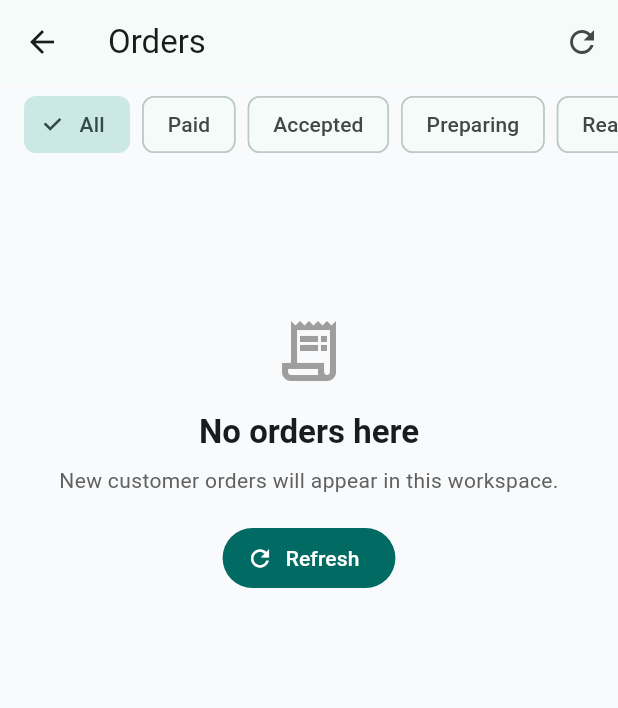
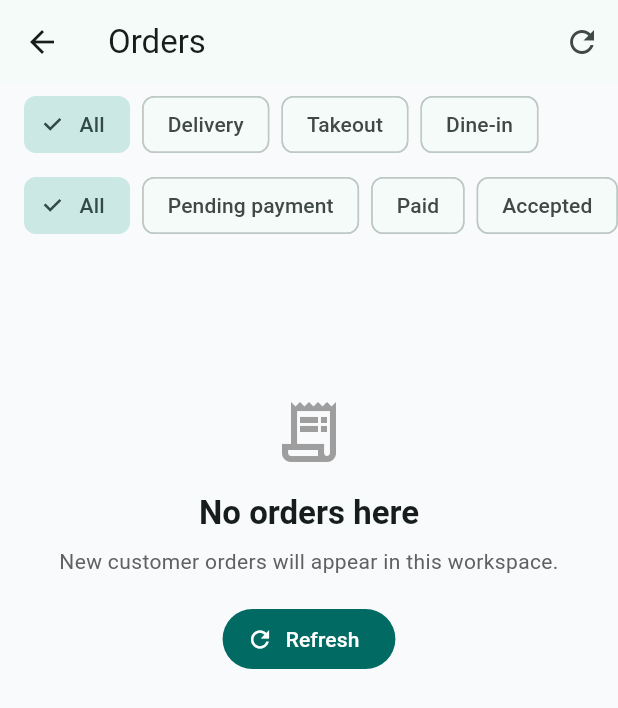
Before and after one commit to veinyyxy/speedfest_merchant, a Flutter app: the MerchantOrdersPage screen opened directly, on a phone screen of 412 x 824 dp. Shown: the top 708 px of the screen. Run offline on Flutter 3.47's test engine with Material 3 defaults, Android fonts, the phone set to English and light mode, and no system bars; accounts and stored records are empty.

Commit message:
修改了order分类的问题

```diff
--- a/lib/Models/merchant_order.dart
+++ b/lib/Models/merchant_order.dart
@@ -40,9 +40,26 @@ class MerchantOrder {
   final MerchantOrderPricing pricing;
 
   String get displayId => id.isEmpty ? 'Order' : 'Order #${_shortId(id)}';
-  bool get isDelivery => fulfillmentType.toLowerCase() == 'delivery';
+  String get normalizedStatus => status.trim().toLowerCase();
+  String get normalizedPaymentStatus => paymentStatus.trim().toLowerCase();
+  String get normalizedFulfillmentType {
+    final normalized = fulfillmentType.trim().toLowerCase().replaceAll(
+      '-',
+      '_',
+    );
+    if (normalized == 'take_out') return 'takeout';
+    return normalized;
+  }
+
+  bool get isDelivery => normalizedFulfillmentType == 'delivery';
+  bool get isTakeout => normalizedFulfillmentType == 'takeout';
+  bool get isDineIn => normalizedFulfillmentType == 'dine_in';
+  bool get isPendingPayment =>
+      normalizedStatus == 'created' || normalizedPaymentStatus == 'pending';
   String get fulfillmentLabel => _humanize(fulfillmentType);
-  String get statusLabel => _humanize(status);
+  String get statusLabel =>
+      isPendingPayment ? 'Pending payment' : _humanize(status);
+  String get displayStatusLabel => statusLabel;
   String get paymentStatusLabel => _humanize(paymentStatus);
   bool get isReviewed => review != null;
   String get reviewComment => review?.comment ?? '';
--- a/lib/OrderPage/merchant_orders_page.dart
+++ b/lib/OrderPage/merchant_orders_page.dart
@@ -15,6 +15,8 @@ class MerchantOrdersPage extends StatefulWidget {
 
 class _MerchantOrdersPageState extends State<MerchantOrdersPage> {
   bool _loaded = false;
+  String _fulfillmentFilter = 'all';
+  String _statusFilter = 'all';
 
   @override
   void didChangeDependencies() {
@@ -24,7 +26,7 @@ class _MerchantOrdersPageState extends State<MerchantOrdersPage> {
     WidgetsBinding.instance.addPostFrameCallback((_) => _fetchOrders());
   }
 
-  Future<void> _fetchOrders([String? status]) async {
+  Future<void> _fetchOrders() async {
     final session = context.read<MerchantSessionProvider>();
     final token = session.token;
     if (token == null) return;
@@ -32,8 +34,31 @@ class _MerchantOrdersPageState extends State<MerchantOrdersPage> {
     await context.read<MerchantOrdersProvider>().fetchOrders(
       apiClient: session.apiClient,
       token: token,
-      status: status,
     );
+  }
+
+  List<MerchantOrder> _filteredOrders(List<MerchantOrder> orders) {
+    return orders
+        .where(
+          (order) =>
+              _matchesFulfillmentFilter(order) && _matchesStatusFilter(order),
+        )
+        .toList(growable: false);
+  }
+
+  bool _matchesFulfillmentFilter(MerchantOrder order) {
+    if (_fulfillmentFilter == 'all') return true;
+    return order.normalizedFulfillmentType == _fulfillmentFilter;
+  }
+
+  bool _matchesStatusFilter(MerchantOrder order) {
+    if (_statusFilter == 'all') return true;
+
+    if (_statusFilter == 'pending_payment') {
+      return order.isPendingPayment;
+    }
+
+    return order.normalizedStatus == _statusFilter;
   }
 
   Future<void> _updateStatus(MerchantOrder order, String status) async {
@@ -62,7 +87,7 @@ class _MerchantOrdersPageState extends State<MerchantOrdersPage> {
     );
 
     if (ok) {
-      await _fetchOrders(ordersProvider.selectedStatus);
+      await _fetchOrders();
     }
   }
 
@@ -94,6 +119,8 @@ class _MerchantOrdersPageState extends State<MerchantOrdersPage> {
   @override
   Widget build(BuildContext context) {
     final provider = context.watch<MerchantOrdersProvider>();
+    final orders = _filteredOrders(provider.orders);
+    final statusFilters = _statusFiltersForFulfillment(_fulfillmentFilter);
 
     return Scaffold(
       appBar: AppBar(
@@ -101,23 +128,36 @@ class _MerchantOrdersPageState extends State<MerchantOrdersPage> {
         actions: [
           IconButton(
             tooltip: 'Refresh',
-            onPressed: provider.isLoading
-                ? null
-                : () => _fetchOrders(provider.selectedStatus),
+            onPressed: provider.isLoading ? null : _fetchOrders,
             icon: const Icon(Icons.refresh),
           ),
         ],
       ),
       body: Column(
         children: [
+          _FulfillmentFilterBar(
+            selectedType: _fulfillmentFilter,
+            onSelected: (type) {
+              setState(() {
+                _fulfillmentFilter = type;
+                if (!_statusAllowedForFulfillment(type, _statusFilter)) {
+                  _statusFilter = 'all';
+                }
+              });
+            },
+          ),
           _StatusFilterBar(
-            selectedStatus: provider.selectedStatus,
-            onSelected: _fetchOrders,
+            filters: statusFilters,
+            selectedStatus: _statusFilter,
+            onSelected: (status) {
+              setState(() => _statusFilter = status);
+            },
           ),
           Expanded(
             child: _OrdersBody(
               provider: provider,
-              onRefresh: () => _fetchOrders(provider.selectedStatus),
+              orders: orders,
+              onRefresh: _fetchOrders,
               onOpenDetail: _showDetail,
               onUpdateStatus: _updateStatus,
             ),
@@ -128,25 +168,61 @@ class _MerchantOrdersPageState extends State<MerchantOrdersPage> {
   }
 }
 
+class _FulfillmentFilterBar extends StatelessWidget {
+  const _FulfillmentFilterBar({
+    required this.selectedType,
+    required this.onSelected,
+  });
+
+  final String selectedType;
+  final ValueChanged<String> onSelected;
+
+  static const filters = <_FulfillmentFilter>[
+    _FulfillmentFilter('all', 'All'),
+    _FulfillmentFilter('delivery', 'Delivery'),
+    _FulfillmentFilter('takeout', 'Takeout'),
+    _FulfillmentFilter('dine_in', 'Dine-in'),
+  ];
+
+  @override
+  Widget build(BuildContext context) {
+    return SizedBox(
+      height: 54,
+      child: ListView.separated(
+        padding: const EdgeInsets.symmetric(horizontal: 16, vertical: 8),
+        scrollDirection: Axis.horizontal,
+        itemCount: filters.length,
+        separatorBuilder: (_, _) => const SizedBox(width: 8),
+        itemBuilder: (context, index) {
+          final filter = filters[index];
+          return ChoiceChip(
+            label: Text(filter.label),
+            selected: selectedType == filter.type,
+            onSelected: (_) => onSelected(filter.type),
+          );
+        },
+      ),
+    );
+  }
+}
+
+class _FulfillmentFilter {
+  const _FulfillmentFilter(this.type, this.label);
+
+  final String type;
+  final String label;
+}
+
 class _StatusFilterBar extends StatelessWidget {
   const _StatusFilterBar({
+    required this.filters,
     required this.selectedStatus,
     required this.onSelected,
   });
 
-  final String? selectedStatus;
-  final ValueChanged<String?> onSelected;
-
-  static const filters = <_OrderFilter>[
-    _OrderFilter(null, 'All'),
-    _OrderFilter('paid', 'Paid'),
-    _OrderFilter('accepted', 'Accepted'),
-    _OrderFilter('preparing', 'Preparing'),
-    _OrderFilter('ready', 'Ready'),
-    _OrderFilter('on_the_way', 'On the way'),
-    _OrderFilter('completed', 'Completed'),
-    _OrderFilter('cancelled', 'Cancelled'),
-  ];
+  final List<_OrderFilter> filters;
+  final String selectedStatus;
+  final ValueChanged<String> onSelected;
 
   @override
   Widget build(BuildContext context) {
@@ -173,19 +249,21 @@ class _StatusFilterBar extends StatelessWidget {
 class _OrderFilter {
   const _OrderFilter(this.status, this.label);
 
-  final String? status;
+  final String status;
   final String label;
 }
 
 class _OrdersBody extends StatelessWidget {
   const _OrdersBody({
     required this.provider,
+    required this.orders,
     required this.onRefresh,
     required this.onOpenDetail,
     required this.onUpdateStatus,
   });
 
   final MerchantOrdersProvider provider;
+  final List<MerchantOrder> orders;
   final Future<void> Function() onRefresh;
   final ValueChanged<MerchantOrder> onOpenDetail;
   final void Function(MerchantOrder order, String status) onUpdateStatus;
@@ -214,14 +292,23 @@ class _OrdersBody extends StatelessWidget {
       );
     }
 
+    if (orders.isEmpty) {
+      return _StateMessage(
+        icon: Icons.filter_list_off_outlined,
+        title: 'No matching orders',
+        message: 'Try another order type or status filter.',
+        onPressed: onRefresh,
+      );
+    }
+
     return RefreshIndicator(
       onRefresh: onRefresh,
       child: ListView.builder(
         physics: const AlwaysScrollableScrollPhysics(),
         padding: const EdgeInsets.fromLTRB(16, 8, 16, 24),
-        itemCount: provider.orders.length,
+        itemCount: orders.length,
         itemBuilder: (context, index) {
-          final order = provider.orders[index];
+          final order = orders[index];
           return _OrderCard(
             order: order,
             isUpdating: provider.isUpdating,
@@ -280,7 +367,7 @@ class _OrderCard extends StatelessWidget {
                   ),
                 ),
                 const SizedBox(width: 12),
-                _StatusChip(status: order.status),
+                _StatusChip(order: order),
               ],
             ),
             const SizedBox(height: 14),
@@ -305,7 +392,7 @@ class _OrderCard extends StatelessWidget {
                 if (order.paymentStatusLabel.isNotEmpty)
                   _InfoPill(
                     icon: Icons.credit_card_outlined,
-                    label: order.paymentStatusLabel,
+                    label: 'Payment: ${order.paymentStatusLabel}',
                   ),
               ],
             ),
@@ -379,13 +466,16 @@ class _InfoPill extends StatelessWidget {
 }
 
 class _StatusChip extends StatelessWidget {
-  const _StatusChip({required this.status});
+  const _StatusChip({required this.order});
 
-  final String status;
+  final MerchantOrder order;
 
   @override
   Widget build(BuildContext context) {
-    final color = _statusColor(status, Theme.of(context).colorScheme.primary);
+    final color = _statusColor(
+      order.isPendingPayment ? 'pending_payment' : order.status,
+      Theme.of(context).colorScheme.primary,
+    );
     return Container(
       padding: const EdgeInsets.symmetric(horizontal: 10, vertical: 6),
       decoration: BoxDecoration(
@@ -393,7 +483,7 @@ class _StatusChip extends StatelessWidget {
         borderRadius: BorderRadius.circular(999),
       ),
       child: Text(
-        _humanize(status),
+        order.displayStatusLabel,
         style: TextStyle(
           color: color,
           fontWeight: FontWeight.bold,
@@ -494,6 +584,10 @@ List<_OrderAction> _destructiveActionsFor(MerchantOrder order) {
 
 Color _statusColor(String status, Color fallback) {
   switch (status) {
+    case 'created':
+    case 'pending':
+    case 'pending_payment':
+      return Colors.orange.shade800;
     case 'cancelled':
     case 'refunded':
       return Colors.red.shade700;
@@ -508,6 +602,59 @@ Color _statusColor(String status, Color fallback) {
   }
 }
 
+const _allStatusFilters = <_OrderFilter>[
+  _OrderFilter('all', 'All'),
+  _OrderFilter('pending_payment', 'Pending payment'),
+  _OrderFilter('paid', 'Paid'),
+  _OrderFilter('accepted', 'Accepted'),
+  _OrderFilter('preparing', 'Preparing'),
+  _OrderFilter('ready', 'Ready'),
+  _OrderFilter('on_the_way', 'On the way'),
+  _OrderFilter('delivered', 'Delivered'),
+  _OrderFilter('completed', 'Completed'),
+  _OrderFilter('cancelled', 'Cancelled'),
+  _OrderFilter('refunded', 'Refunded'),
+];
+
+const _deliveryStatusFilters = <_OrderFilter>[
+  _OrderFilter('all', 'All'),
+  _OrderFilter('pending_payment', 'Pending payment'),
+  _OrderFilter('paid', 'Paid'),
+  _OrderFilter('accepted', 'Accepted'),
+  _OrderFilter('preparing', 'Preparing'),
+  _OrderFilter('ready', 'Ready'),
+  _OrderFilter('on_the_way', 'On the way'),
+  _OrderFilter('delivered', 'Delivered'),
+  _OrderFilter('cancelled', 'Cancelled'),
+  _OrderFilter('refunded', 'Refunded'),
+];
+
+const _nonDeliveryStatusFilters = <_OrderFilter>[
+  _OrderFilter('all', 'All'),
+  _OrderFilter('pending_payment', 'Pending payment'),
+  _OrderFilter('paid', 'Paid'),
+  _OrderFilter('accepted', 'Accepted'),
+  _OrderFilter('preparing', 'Preparing'),
+  _OrderFilter('ready', 'Ready'),
+  _OrderFilter('completed', 'Completed'),
+  _OrderFilter('cancelled', 'Cancelled'),
+  _OrderFilter('refunded', 'Refunded'),
+];
+
+List<_OrderFilter> _statusFiltersForFulfillment(String fulfillmentType) {
+  return switch (fulfillmentType) {
+    'delivery' => _deliveryStatusFilters,
+    'takeout' || 'dine_in' => _nonDeliveryStatusFilters,
+    _ => _allStatusFilters,
+  };
+}
+
+bool _statusAllowedForFulfillment(String fulfillmentType, String status) {
+  return _statusFiltersForFulfillment(
+    fulfillmentType,
+  ).any((filter) => filter.status == status);
+}
+
 String _humanize(String value) {
   return value
       .replaceAll(RegExp(r'[_\-]+'), ' ')
```
